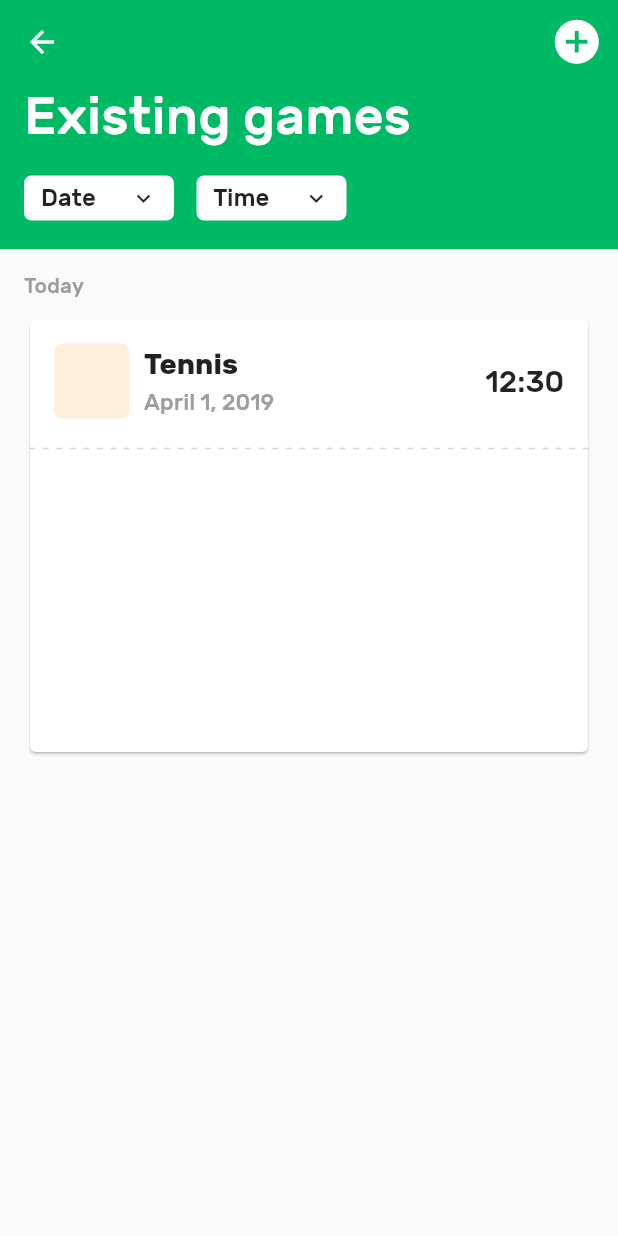
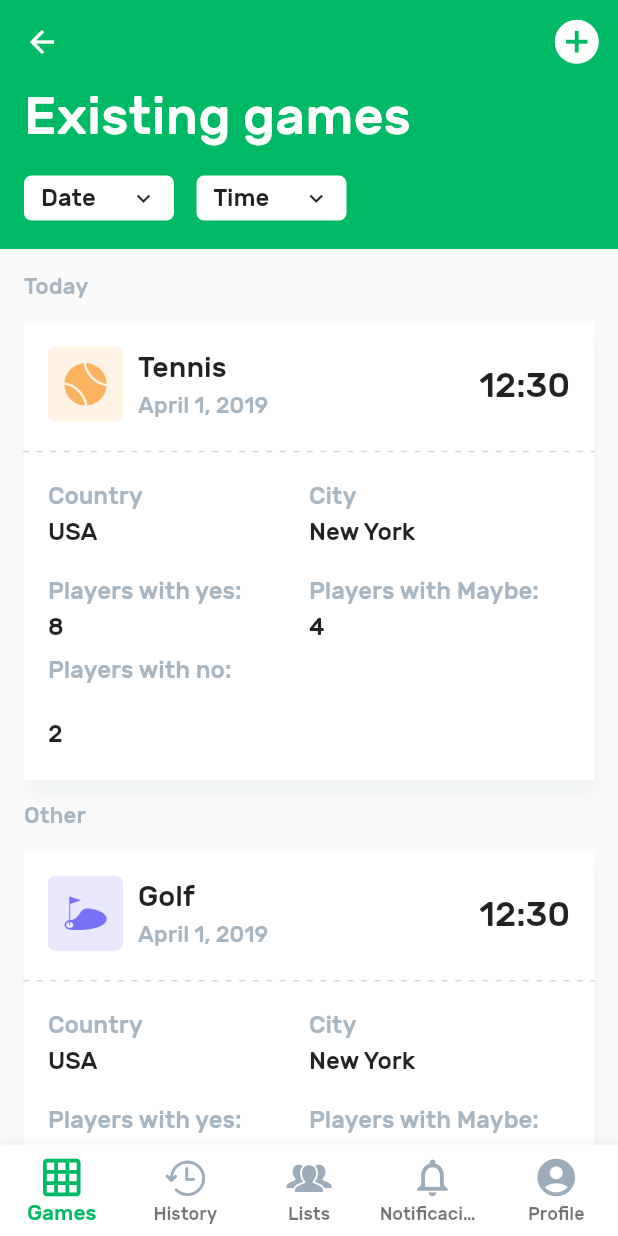
Before and after one commit to adaptive-beaver/Flutter-demo, a Flutter app: the GameOrganizerHome screen opened by its route, on a phone screen of 412 x 824 dp. Run offline on Flutter 3.47's test engine with Material 2 defaults, Android fonts, the phone set to English and light mode, and no system bars; our stand-ins replace camera, dio, path_drawing, shared_preferences; accounts and stored records are empty; network calls fail; project files that could hold a hidden picture were left out.

Commit message:
chore: add game organization template

```diff
--- /dev/null
+++ b/lib/data/game-organizer-data.dart
@@ -0,0 +1,69 @@
+import 'package:flutter/material.dart';
+import 'package:playground_flutter/data/icons.dart';
+import 'package:playground_flutter/models/game_organizer_model.dart';
+
+final List<GameOrganizerModelModel> organizerTodayData = [
+  new GameOrganizerModelModel(
+    name: 'Tennis',
+    city: 'New York',
+    country: 'USA',
+    date: 'April 1, 2019',
+    hour: '12:30',
+    playersWithMaybe: 4,
+    playersWithNo: 2,
+    playersWithYes: 8,
+    color: Color(0xfffcb35f),
+    icon: tennis,
+  ),
+];
+
+final List<GameOrganizerModelModel> organizerOtherData = [
+  new GameOrganizerModelModel(
+    name: 'Golf',
+    city: 'New York',
+    country: 'USA',
+    date: 'April 1, 2019',
+    hour: '12:30',
+    playersWithMaybe: 4,
+    playersWithNo: 2,
+    playersWithYes: 8,
+    color: Color(0xff7872f8),
+    icon: golf_field,
+  ),
+  new GameOrganizerModelModel(
+    name: 'Football',
+    city: 'New York',
+    country: 'USA',
+    date: 'April 1, 2019',
+    hour: '12:30',
+    playersWithMaybe: 4,
+    playersWithNo: 2,
+    playersWithYes: 8,
+    color: Color(0xff2a8cee),
+    icon: football,
+  ),
+  new GameOrganizerModelModel(
+    name: 'Football A.',
+    city: 'New York',
+    country: 'USA',
+    date: 'April 1, 2019',
+    hour: '12:30',
+    playersWithMaybe: 4,
+    playersWithNo: 2,
+    playersWithYes: 8,
+    color: Colors.redAccent,
+    icon: football_american,
+  ),
+  new GameOrganizerModelModel(
+    name: 'Baseball',
+    city: 'New York',
+    country: 'USA',
+    date: 'April 1, 2019',
+    hour: '12:30',
+    playersWithMaybe: 4,
+    playersWithNo: 2,
+    playersWithYes: 8,
+    color: Color(0xff00b966),
+    icon: baseball,
+  )
+];
--- /dev/null
+++ b/lib/data/icons.dart
@@ -0,0 +1,13 @@
+import 'package:flutter/material.dart';
+
+const baseball = IconData(0xed8e, fontFamily: 'Iconfont');
+const badminton = IconData(0xed8d, fontFamily: 'Iconfont');
+const basketball = IconData(0xed91, fontFamily: 'Iconfont');
+const canoe = IconData(0xed98, fontFamily: 'Iconfont');
+const football_american = IconData(0xed9f, fontFamily: 'Iconfont');
+const football = IconData(0xeda0, fontFamily: 'Iconfont');
+const golf_field = IconData(0xeda7, fontFamily: 'Iconfont');
+const volleyball = IconData(0xedda, fontFamily: 'Iconfont');
+const tennis = IconData(0xedd4, fontFamily: 'Iconfont');
+const history = IconData(0xef46, fontFamily: 'Iconfont');
+const users = IconData(0xed08, fontFamily: 'Iconfont');
--- /dev/null
+++ b/lib/models/game_organizer_model.dart
@@ -0,0 +1,27 @@
+import 'package:flutter/material.dart';
+
+class GameOrganizerModelModel {
+  final String name;
+  final String country;
+  final String city;
+  final String hour;
+  final String date;
+  final int playersWithYes;
+  final int playersWithNo;
+  final int playersWithMaybe;
+  final Color color;
+  final IconData icon;
+
+  GameOrganizerModelModel({
+    this.name,
+    this.country,
+    this.city,
+    this.hour,
+    this.date,
+    this.playersWithYes,
+    this.playersWithNo,
+    this.playersWithMaybe,
+    this.color,
+    this.icon,
+  });
+}
--- a/lib/pages/templates/game-organizer-clone/game-organizer-home.dart
+++ b/lib/pages/templates/game-organizer-clone/game-organizer-home.dart
@@ -1,9 +1,15 @@
+import 'package:flutter/cupertino.dart';
 import 'package:flutter/material.dart';
 import 'package:playground_flutter/bloc/theme.bloc.dart';
 import 'package:playground_flutter/configs/themes.dart';
-import 'package:playground_flutter/pages/templates/game-organizer-clone/line-painter.dart';
+import 'package:playground_flutter/data/game-organizer-data.dart';
+import 'package:playground_flutter/data/icons.dart';
+import 'package:playground_flutter/models/game_organizer_model.dart';
+import 'package:playground_flutter/pages/templates/game-organizer-clone/game-organizer-detail.dart';
+import 'package:playground_flutter/pages/templates/game-organizer-clone/game-organizer-item.dart';
 
 Color color = new Color(0xff00b965);
+Color textColor = new Color(0xffa8b6c2);
 
 class GameOrganizerHome extends StatefulWidget {
   GameOrganizerHome({Key key}) : super(key: key);
@@ -32,6 +38,82 @@ class _GameOrganizerHomeState extends State<GameOrganizerHome> {
             size: 35,
           ),
           SizedBox(width: 10),
+        ],
+      ),
+      bottomNavigationBar: BottomNavigationBar(
+        type: BottomNavigationBarType.fixed,
+        backgroundColor: Colors.white,
+        fixedColor: color,
+        currentIndex: 0,
+        items: [
+          new BottomNavigationBarItem(
+            icon: Icon(
+              Icons.grid_on,
+              size: 30,
+            ),
+            title: Text(
+              "Games",
+              style: TextStyle(
+                fontSize: 12,
+              ),
+            ),
+          ),
+          new BottomNavigationBarItem(
+            icon: Icon(
+              history,
+              size: 30,
+              color: Color(0xff9dacbb),
+            ),
+            title: Text(
+              "History",
+              style: TextStyle(
+                fontSize: 12,
+                color: Color(0xff9dacbb),
+              ),
+            ),
+          ),
+          new BottomNavigationBarItem(
+            icon: Icon(
+              users,
+              size: 30,
+              color: Color(0xff9dacbb),
+            ),
+            title: Text(
+              "Lists",
+              style: TextStyle(
+                fontSize: 12,
+                color: Color(0xff9dacbb),
+              ),
+            ),
+          ),
+          new BottomNavigationBarItem(
+            icon: Icon(
+              Icons.notifications_none,
+              size: 30,
+              color: Color(0xff9dacbb),
+            ),
+            title: Text(
+              "Notificaciones",
+              style: TextStyle(
+                fontSize: 12,
+                color: Color(0xff9dacbb),
+              ),
+            ),
+          ),
+          new BottomNavigationBarItem(
+            icon: Icon(
+              Icons.account_circle,
+              size: 30,
+              color: Color(0xff9dacbb),
+            ),
+            title: Text(
+              "Profile",
+              style: TextStyle(
+                fontSize: 12,
+                color: Color(0xff9dacbb),
+              ),
+            ),
+          )
         ],
       ),
       body: Container(
@@ -79,79 +161,11 @@ class _GameOrganizerHomeState extends State<GameOrganizerHome> {
                 padding: const EdgeInsets.fromLTRB(16, 16, 16, 0),
                 children: <Widget>[
                   _buildText("Today"),
+                  ..._buildItems(width, height, organizerTodayData, context),
+                  SizedBox(height: 15),
+                  _buildText("Other"),
+                  ..._buildItems(width, height, organizerOtherData, context),
                   SizedBox(height: 10),
-                  Card(
-                    elevation: 0.8,
-                    child: Container(
-                      width: width,
-                      height: height * .35,
-                      child: Column(
-                        children: <Widget>[
-                          Padding(
-                            padding: const EdgeInsets.fromLTRB(16, 16, 16, 10),
-                            child: Row(
-                              crossAxisAlignment: CrossAxisAlignment.center,
-                              mainAxisAlignment: MainAxisAlignment.spaceBetween,
-                              children: <Widget>[
-                                Container(
-                                  height: 50,
-                                  width: 50,
-                                  decoration: BoxDecoration(
-                                    borderRadius: BorderRadius.circular(5),
-                                    color: Colors.orangeAccent.withOpacity(0.2),
-                                  ),
-                                ),
-                                SizedBox(width: 10),
-                                Expanded(
-                                  child: Column(
-                                    mainAxisAlignment:
-                                        MainAxisAlignment.spaceBetween,
-                                    crossAxisAlignment:
-                                        CrossAxisAlignment.start,
-                                    children: <Widget>[
-                                      Text(
-                                        "Tennis",
-                                        style: TextStyle(
-                                          fontSize: 19,
-                                          fontWeight: FontWeight.w600,
-                                        ),
-                                      ),
-                                      SizedBox(height: 5),
-                                      Text(
-                                        "April 1, 2019",
-                                        style: TextStyle(
-                                          fontSize: 15,
-                                          color: Colors.grey,
-                                        ),
-                                      )
-                                    ],
-                                  ),
-                                ),
-                                Container(
-                                  alignment: Alignment.centerRight,
-                                  width: 70,
-                                  child: Text(
-                                    "12:30",
-                                    style: TextStyle(
-                                      fontSize: 20,
-                                      fontWeight: FontWeight.w500,
-                                    ),
-                                  ),
-                                ),
-                              ],
-                            ),
-                          ),
-                          Container(
-                            width: width,
-                            height: 20,
-                            child: CustomPaint(
-                              foregroundPainter: LinePainter(),
-                            ),
-                          ),
-                        ],
-                      ),
-                    ),
-                  )
                 ],
               ),
             )
@@ -192,8 +206,44 @@ class _GameOrganizerHomeState extends State<GameOrganizerHome> {
     return Text(
       msg,
       style: TextStyle(
-        color: Colors.grey,
+        color: textColor,
+        fontSize: 15,
       ),
     );
   }
+
+  List<Widget> _buildItems(double width, double height,
+      List<GameOrganizerModelModel> data, BuildContext context) {
+    return data.map((item) {
+      return Padding(
+        padding: const EdgeInsets.only(top: 15),
+        child: GestureDetector(
+          onTap: () {
+            Navigator.of(context).pushReplacement(
+              MaterialPageRoute(
+                builder: (_) => new GameOrganizerDetail(item: item),
+              ),
+            );
+          },
+          child: Container(
+            width: width,
+            height: height * .37,
+            decoration: BoxDecoration(
+              color: Colors.white,
+              boxShadow: [
+                BoxShadow(
+                  color: Color(0xffeff2f3),
+                  offset: Offset(2.0, 10.0),
+                  blurRadius: 10.0,
+                ),
+              ],
+            ),
+            child: GameOrganizerItem(
+              item: item,
+            ),
+          ),
+        ),
+      );
+    }).toList();
+  }
 }
--- /dev/null
+++ b/lib/pages/templates/game-organizer-clone/game-organizer-item.dart
@@ -0,0 +1,167 @@
+import 'package:flutter/material.dart';
+import 'package:playground_flutter/models/game_organizer_model.dart';
+import 'package:playground_flutter/pages/templates/game-organizer-clone/line-painter.dart';
+
+Color color = new Color(0xff00b965);
+Color textColor = new Color(0xffa8b6c2);
+
+class GameOrganizerItem extends StatelessWidget {
+  final GameOrganizerModelModel item;
+  final bool showDetail;
+
+  GameOrganizerItem({Key key, this.item, this.showDetail = true})
+      : super(key: key);
+
+  @override
+  Widget build(BuildContext context) {
+    double width = MediaQuery.of(context).size.width;
+    double height = MediaQuery.of(context).size.height;
+
+    return Column(
+      children: <Widget>[
+        Padding(
+          padding: const EdgeInsets.fromLTRB(16, 16, 16, 10),
+          child: Row(
+            crossAxisAlignment: CrossAxisAlignment.center,
+            mainAxisAlignment: MainAxisAlignment.spaceBetween,
+            children: <Widget>[
+              Container(
+                height: 50,
+                width: 50,
+                decoration: BoxDecoration(
+                  borderRadius: BorderRadius.circular(5),
+                  color: item.color.withOpacity(0.16),
+                ),
+                child: Icon(
+                  item.icon,
+                  color: item.color,
+                  size: 28,
+                ),
+              ),
+              SizedBox(width: 10),
+              Expanded(
+                child: Column(
+                  mainAxisAlignment: MainAxisAlignment.spaceBetween,
+                  crossAxisAlignment: CrossAxisAlignment.start,
+                  children: <Widget>[
+                    Text(
+                      item.name,
+                      style: TextStyle(
+                        fontSize: 19,
+                        fontWeight: FontWeight.w500,
+                      ),
+                    ),
+                    SizedBox(height: 5),
+                    Text(
+                      item.date,
+                      style: TextStyle(
+                        fontSize: 15,
+                        color: textColor,
+                      ),
+                    )
+                  ],
+                ),
+              ),
+              Container(
+                alignment: Alignment.centerRight,
+                width: 70,
+                child: Text(
+                  item.hour,
+                  style: TextStyle(
+                    fontSize: 23,
+                    fontWeight: FontWeight.w400,
+                  ),
+                ),
+              ),
+            ],
+          ),
+        ),
+        Visibility(
+          visible: showDetail,
+          child: Container(
+            width: width,
+            height: 20,
+            child: CustomPaint(
+              foregroundPainter: LinePainter(),
+            ),
+          ),
+        ),
+        Visibility(
+          visible: showDetail,
+          child: Expanded(
+            child: Padding(
+              padding: const EdgeInsets.fromLTRB(16, 0, 16, 16),
+              child: Column(
+                mainAxisAlignment: MainAxisAlignment.spaceBetween,
+                crossAxisAlignment: CrossAxisAlignment.start,
+                children: <Widget>[
+                  _buildDetailInfo(
+                    title1: "Country",
+                    value1: item.country,
+                    title2: "City",
+                    value2: item.city,
+                  ),
+                  _buildDetailInfo(
+                    title1: "Players with yes:",
+                    value1: item.playersWithYes.toString(),
+                    title2: "Players with Maybe:",
+                    value2: item.playersWithMaybe.toString(),
+                  ),
+                  _buildDetailInfoItem(
+                    "Players with no:",
+                    item.playersWithNo.toString(),
+                  ),
+                  SizedBox(height: 5),
+                ],
+              ),
+            ),
+          ),
+        ),
+      ],
+    );
+  }
+
+  Widget _buildDetailInfo(
+      {String title1, String value1, String title2, String value2}) {
+    return Padding(
+      padding: const EdgeInsets.only(
+        top: 10,
+        bottom: 10,
+      ),
+      child: Row(
+        mainAxisAlignment: MainAxisAlignment.spaceBetween,
+        crossAxisAlignment: CrossAxisAlignment.center,
+        children: <Widget>[
+          _buildDetailInfoItem(title1, value1),
+          _buildDetailInfoItem(title2, value2),
+        ],
+      ),
+    );
+  }
+
+  Widget _buildDetailInfoItem(String title1, String value1) {
+    return Expanded(
+      child: Column(
+        mainAxisAlignment: MainAxisAlignment.spaceBetween,
+        crossAxisAlignment: CrossAxisAlignment.start,
+        children: <Widget>[
+          Text(
+            title1,
+            style: TextStyle(
+              color: textColor,
+              fontSize: 16,
+            ),
+          ),
+          SizedBox(height: 5),
+          Text(
+            value1,
+            style: TextStyle(
+              fontSize: 16,
+              fontWeight: FontWeight.w500,
+            ),
+          ),
+        ],
+      ),
+    );
+  }
+}
--- a/pubspec.yaml
+++ b/pubspec.yaml
@@ -56,6 +56,10 @@ flutter:
         - asset: assets/fonts/rubik/Rubik-Regular.ttf
         - asset: assets/fonts/rubik/Rubik-Medium.ttf
         - asset: assets/fonts/rubik/Rubik-Bold.ttf
+
+    - family: Iconfont
+      fonts:
+        - asset: assets/fonts/icofont/icofont.ttf
   #
   # For details regarding fonts from package dependencies,
   # see https://flutter.io/custom-fonts/#from-packages
```
Also changed, not shown: lib/pages/templates/game-organizer-clone/game-organizer-detail.dart (added, +258 -0 lines), assets/fonts/icofont/icofont.ttf (added).
